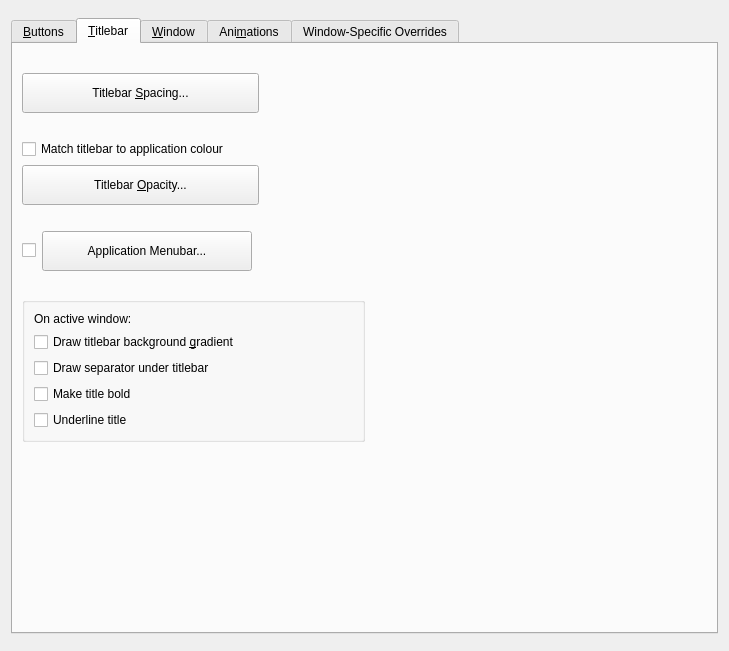
Old version of the form kdecoration/config/ui/breezeconfigurationui.ui in the repository odd22/klassy-contribs.
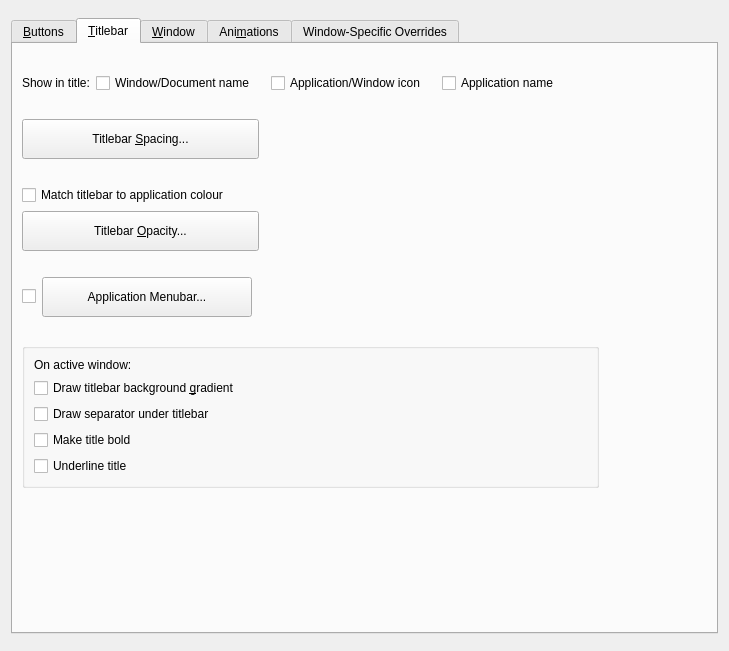
New version of the form. The open tabs and pages were chosen to show the change. Icons and pictures are not drawn. Custom widgets are drawn as their Qt base class.

Commit message: Allow config of title document/app name and new icon in title

Patch:
```diff
--- a/kdecoration/config/ui/breezeconfigurationui.ui
+++ b/kdecoration/config/ui/breezeconfigurationui.ui
@@ -985,6 +985,99 @@
              </property>
             </spacer>
            </item>
+           <item>
+            <layout class="QHBoxLayout" name="horizontalLayout_4">
+             <item>
+              <widget class="QLabel" name="label_2">
+               <property name="text">
+                <string>Show in title:</string>
+               </property>
+              </widget>
+             </item>
+             <item>
+              <widget class="QCheckBox" name="showTitleDocumentName">
+               <property name="text">
+                <string>Window/Document name</string>
+               </property>
+              </widget>
+             </item>
+             <item>
+              <spacer name="horizontalSpacer_9">
+               <property name="orientation">
+                <enum>Qt::Orientation::Horizontal</enum>
+               </property>
+               <property name="sizeType">
+                <enum>QSizePolicy::Policy::Fixed</enum>
+               </property>
+               <property name="sizeHint" stdset="0">
+                <size>
+                 <width>10</width>
+                 <height>20</height>
+                </size>
+               </property>
+              </spacer>
+             </item>
+             <item>
+              <widget class="QCheckBox" name="showTitleAppIcon">
+               <property name="text">
+                <string>Application/Window icon</string>
+               </property>
+              </widget>
+             </item>
+             <item>
+              <spacer name="horizontalSpacer_10">
+               <property name="orientation">
+                <enum>Qt::Orientation::Horizontal</enum>
+               </property>
+               <property name="sizeType">
+                <enum>QSizePolicy::Policy::Fixed</enum>
+               </property>
+               <property name="sizeHint" stdset="0">
+                <size>
+                 <width>10</width>
+                 <height>20</height>
+                </size>
+               </property>
+              </spacer>
+             </item>
+             <item>
+              <widget class="QCheckBox" name="showTitleAppName">
+               <property name="text">
+                <string>Application name</string>
+               </property>
+              </widget>
+             </item>
+             <item>
+              <spacer name="horizontalSpacer_8">
+               <property name="orientation">
+                <enum>Qt::Orientation::Horizontal</enum>
+               </property>
+               <property name="sizeHint" stdset="0">
+                <size>
+                 <width>40</width>
+                 <height>20</height>
+                </size>
+               </property>
+              </spacer>
+             </item>
+            </layout>
+           </item>
+           <item>
+            <spacer name="verticalSpacer_9">
+             <property name="orientation">
+              <enum>Qt::Orientation::Vertical</enum>
+             </property>
+             <property name="sizeType">
+              <enum>QSizePolicy::Policy::Fixed</enum>
+             </property>
+             <property name="sizeHint" stdset="0">
+              <size>
+               <width>20</width>
+               <height>20</height>
+              </size>
+             </property>
+            </spacer>
+           </item>
            <item>
             <widget class="QPushButton" name="titleBarSpacingButton">
              <property name="sizePolicy">
```
Left out of the diff: 3 changed lines with no effect on the pictures. The commit also changes 6 other files.
